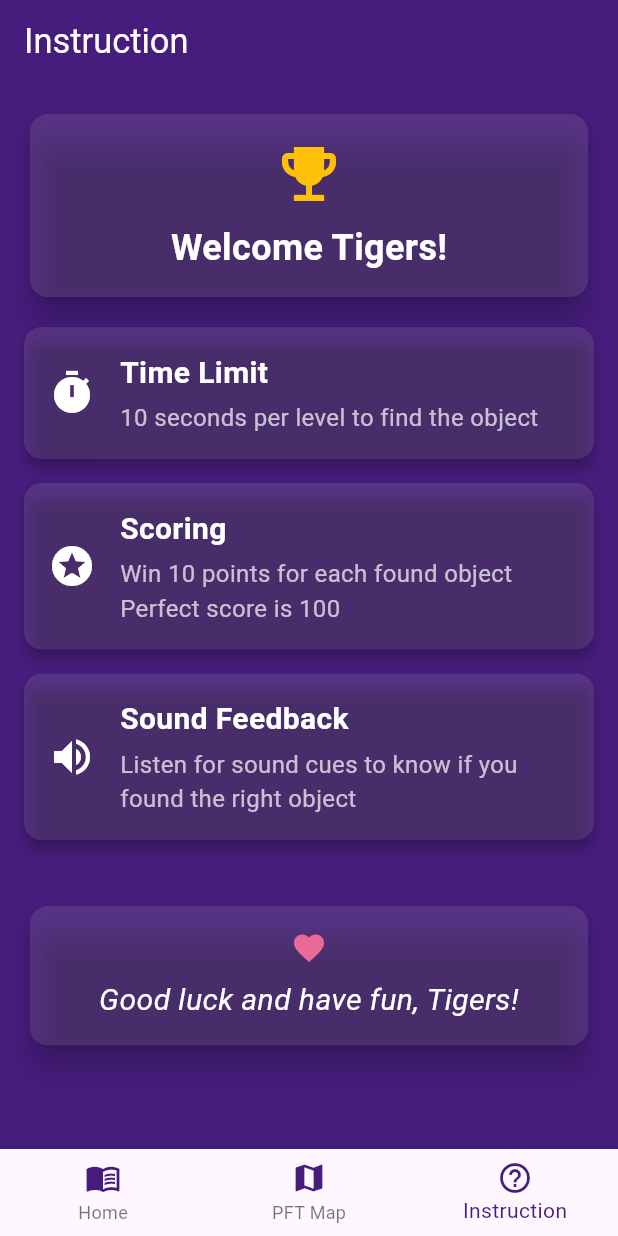
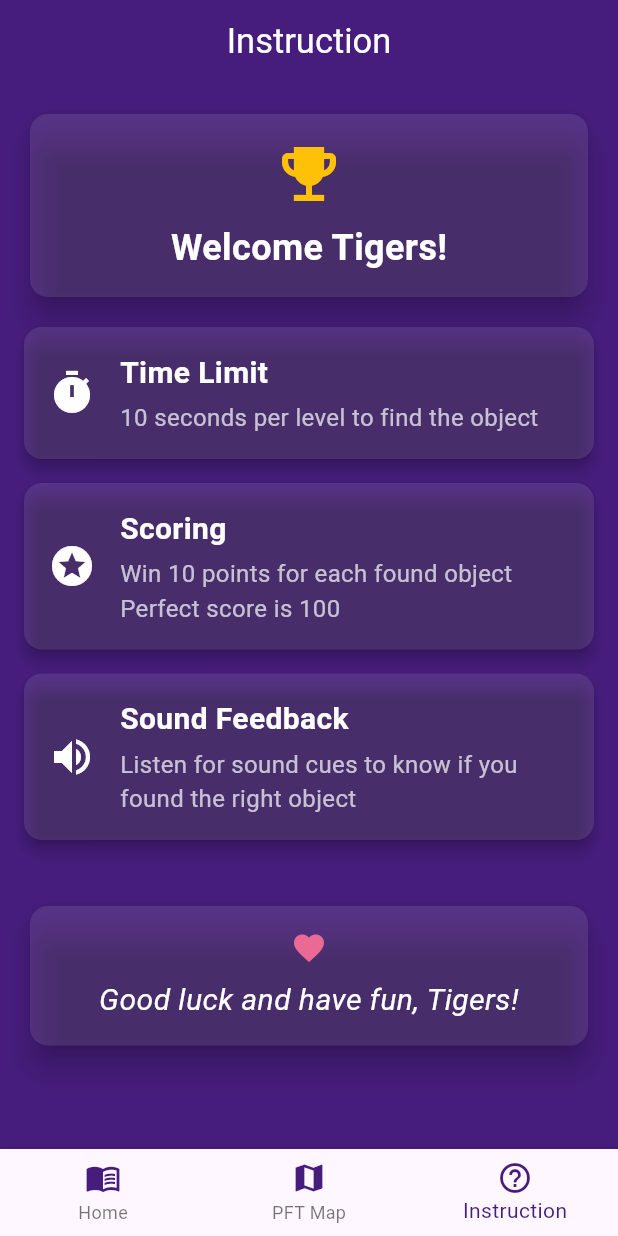
Before and after one commit to Harmonyy3/branded_PFT_Hunt_Mobile_, a Flutter app: the screen it shows after launch, item 3 of the bottom bar chosen, on a phone screen of 412 x 824 dp. Run offline on Flutter 3.47's test engine with Material 3 defaults, Android fonts, the phone set to English and light mode, and no system bars.

Commit message:
Fix instruction screen

```diff
--- a/lib/main.dart
+++ b/lib/main.dart
@@ -210,7 +210,9 @@ class Helpscreen extends StatelessWidget {
   Widget build(BuildContext context) {
     return Scaffold(
       appBar: AppBar(
-        title: const Text('Instruction', style: TextStyle(color: Colors.white, fontSize: 23)),
+        centerTitle: true,
+        title: const Text('Instruction',
+          style: TextStyle(color: Colors.white, fontSize: 23)),
         backgroundColor: Color(0xFF461D7C),
       ),
       backgroundColor: Color(0xFF461D7C),
```
